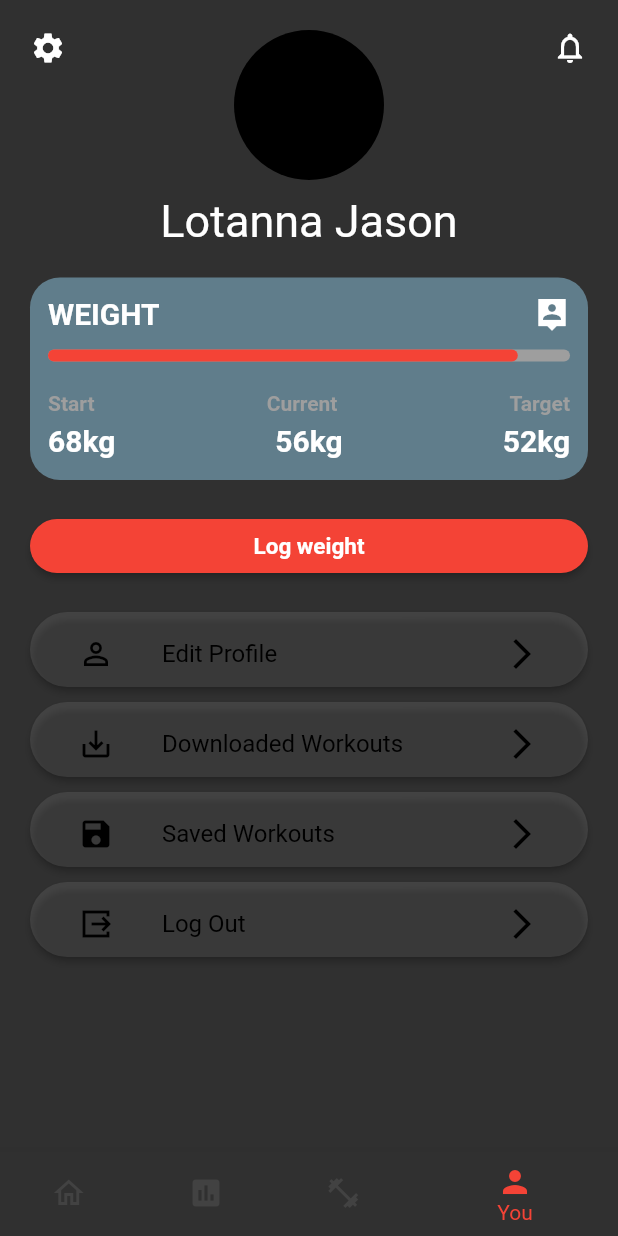
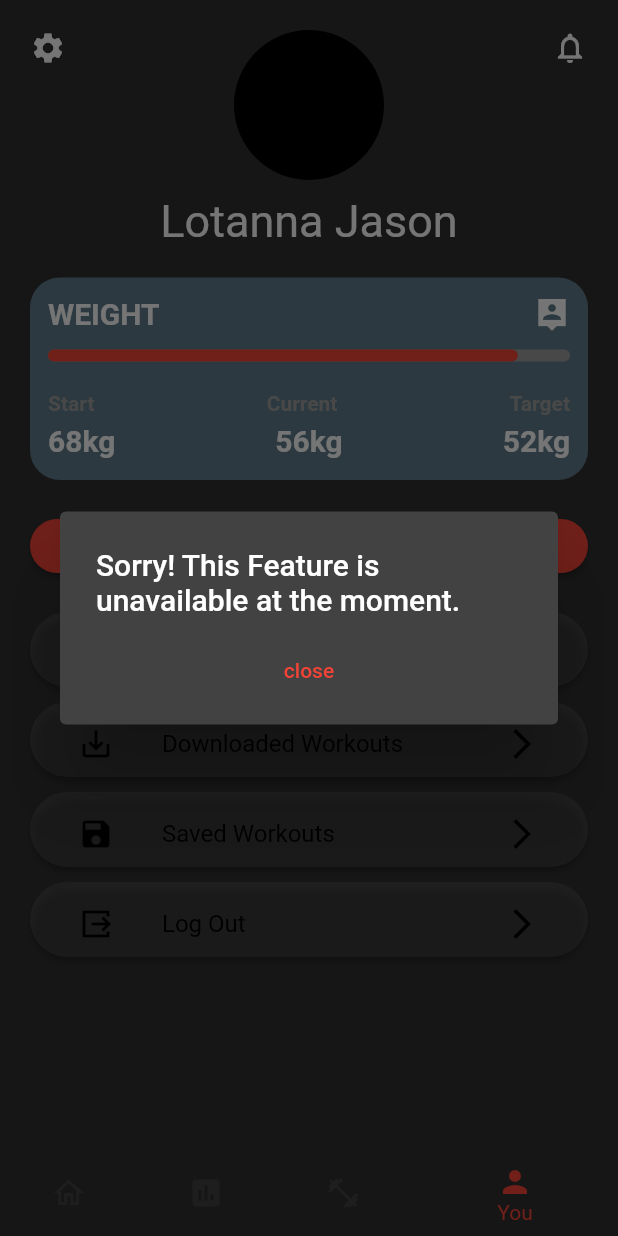
Before and after one commit to LottaCodr/FITNESS-APP, a Flutter app: the screen it shows after launch, item 4 of the bottom bar chosen, after a tap on "Log weight", on a phone screen of 412 x 824 dp. Run offline on Flutter 3.47's test engine with Material 2 defaults, Android fonts, the phone set to English and light mode, and no system bars; our stand-ins replace fl_chart, get, table_calendar.

Commit message:
CUSTOM SEARCH DELEGATE  ADDED

```diff
--- a/lib/main.dart
+++ b/lib/main.dart
@@ -1,9 +1,7 @@
 import 'package:flutter/material.dart';
 import 'package:get/get.dart';
 import 'package:the_trainer/widgets/navbar.dart';
-import 'package:the_trainer/screens/ProgressScreen.dart';
 
-import 'screens/home_page.dart';
 
 void main() {
   runApp(const MyApp());
--- a/lib/screens/WorkoutScreen.dart
+++ b/lib/screens/WorkoutScreen.dart
@@ -1,7 +1,6 @@
-import 'package:fl_chart/fl_chart.dart';
 import 'package:flutter/material.dart';
 import 'package:the_trainer/widgets/body_features_toggle.dart';
-
+import 'package:the_trainer/widgets/search_box.dart';
 import '../widgets/longer_container.dart';
 import '../widgets/tagged_clip_container.dart';
 
@@ -13,9 +12,15 @@ class ProgressScreen extends StatefulWidget {
 }
 
 class _ProgressScreenState extends State<ProgressScreen> {
+  TextEditingController search = TextEditingController();
+  int changeIcon = 0;
 
-
-  TextEditingController search = TextEditingController();
+  void _buildIcon(int index) {
+    setState(() {
+      changeIcon = index;
+      print(changeIcon);
+    });
+  }
 
   @override
   Widget build(BuildContext context) {
@@ -30,7 +35,7 @@ class _ProgressScreenState extends State<ProgressScreen> {
                 Row(
                   children: [
                     Container(
-                    padding: const EdgeInsets.all(12),
+                      padding: const EdgeInsets.symmetric(horizontal: 10),
                       height: 50,
                       width: 273,
                       decoration: BoxDecoration(
@@ -40,26 +45,28 @@ class _ProgressScreenState extends State<ProgressScreen> {
                         //for search box
                         crossAxisAlignment: CrossAxisAlignment.center,
                         mainAxisAlignment: MainAxisAlignment.start,
-                      children:   [
+                        children:  [
                           //for the search Icon
-                        GestureDetector(
-                            onTap: (){},
-                            child: const Icon(Icons.search)),
-                        const SizedBox(
-                          width: 5,
+
+                          Expanded(
+                            child:
+                            TextField(
+                              onTap: (){
+                                showSearch(context: context, delegate: CustomSearchDelegate());
+                              },
+                              textAlign: TextAlign.start,
+                              keyboardType: TextInputType.text,
+                              decoration: const InputDecoration(
+                                border: InputBorder.none,
+                                prefixIcon: Icon(Icons.search),
+                                hintText: 'Search',
+                                suffixIcon: Icon(Icons.mic)
+
+                                ,
+                                hintStyle: TextStyle(color: Colors.grey),
+                                contentPadding:
+                                    EdgeInsets.symmetric(vertical: 12),
                               ),
-                        Container(
-                          padding: const  EdgeInsets.all(5),
-                          width: 200,
-                          height: 40,
-                          child: const TextField(
-                            keyboardType: TextInputType.text,
-                            decoration: InputDecoration(
-                              hintText: 'Search',
-                              hintStyle: TextStyle(
-                                color: Colors.grey
-                              )
-                            ) ,
                             ),
                           )
                         ],
@@ -74,9 +81,10 @@ class _ProgressScreenState extends State<ProgressScreen> {
                       width: 50,
                       decoration: BoxDecoration(
                           color: Colors.blueGrey[800], shape: BoxShape.circle),
-                    child: GestureDetector(
-                        onTap: (){},
-                        child: const Icon(Icons.filter_alt_rounded)),
+                      child: IconButton(
+                        icon: const Icon(Icons.filter_alt_rounded),
+                        onPressed: () {},
+                      ),
                     ),
                     const SizedBox(
                       width: 5,
@@ -87,9 +95,10 @@ class _ProgressScreenState extends State<ProgressScreen> {
                       width: 50,
                       decoration: BoxDecoration(
                           color: Colors.blueGrey[800], shape: BoxShape.circle),
-                    child: GestureDetector(
-                        onTap: (){},
-                        child: const Icon(Icons.star)),
+                      child: IconButton(
+                        icon: const Icon(Icons.star),
+                        onPressed: () {},
+                      ),
                     )
                   ],
                 ),
@@ -119,7 +128,7 @@ class _ProgressScreenState extends State<ProgressScreen> {
                 const SizedBox(
                   height: 21,
                 ),
-               Container(
+                SizedBox(
                   height: 200,
                   width: MediaQuery.of(context).size.width,
                   child: ListView(
@@ -130,59 +139,72 @@ class _ProgressScreenState extends State<ProgressScreen> {
                         title: 'Abs and Legs Workout',
                         noOfCalories: 248,
                         theTime: 20,
-                       myImage: Image.asset('assets/work.jpg',
+                        myImage: Image.asset(
+                          'assets/work.jpg',
                           fit: BoxFit.cover,
-                         alignment: const FractionalOffset(0.7, 0.3),),
+                          alignment: const FractionalOffset(0.7, 0.3),
                         ),
-                     const SizedBox(width: 10,),
-
+                      ),
+                      const SizedBox(
+                        width: 10,
+                      ),
                       LongerContainer(
                         title: 'Abs and Legs Workout',
                         noOfCalories: 248,
                         theTime: 20,
-                       myImage: Image.asset('assets/maraton.jpg',
+                        myImage: Image.asset(
+                          'assets/maraton.jpg',
                           fit: BoxFit.cover,
-                         alignment: const FractionalOffset(0.7, 0.3),),
+                          alignment: const FractionalOffset(0.7, 0.3),
                         ),
-
-                     const SizedBox(width: 10,),
-
+                      ),
+                      const SizedBox(
+                        width: 10,
+                      ),
                       LongerContainer(
                         title: 'Abs and Legs Workout',
                         noOfCalories: 248,
                         theTime: 20,
-                       myImage: Image.asset('assets/maraton.jpg',
+                        myImage: Image.asset(
+                          'assets/maraton.jpg',
                           fit: BoxFit.cover,
-                         alignment: const FractionalOffset(0.7, 0.3),),
+                          alignment: const FractionalOffset(0.7, 0.3),
                         ),
-
-                     const SizedBox(width: 10,),
-
+                      ),
+                      const SizedBox(
+                        width: 10,
+                      ),
                       LongerContainer(
                         title: 'Abs and Legs Workout',
                         noOfCalories: 248,
                         theTime: 20,
-                       myImage: Image.asset('assets/runner.jpg',
+                        myImage: Image.asset(
+                          'assets/runner.jpg',
                           fit: BoxFit.cover,
-                         alignment: const FractionalOffset(0.7, 0.3),),
+                          alignment: const FractionalOffset(0.7, 0.3),
                         ),
-                     const SizedBox(width: 10,),
-
+                      ),
+                      const SizedBox(
+                        width: 10,
+                      ),
                       LongerContainer(
                         title: 'Abs and Legs Workout',
                         noOfCalories: 248,
                         theTime: 20,
-                       myImage: Image.asset('assets/work.jpg',
+                        myImage: Image.asset(
+                          'assets/work.jpg',
                           fit: BoxFit.cover,
-                         alignment: const FractionalOffset(0.7, 0.3),),
-                     ),
-                   ]
+                          alignment: const FractionalOffset(0.7, 0.3),
                         ),
                       ),
                     ],
                   ),
                 ),
-      )),
+              ],
+            ),
+          ),
+        ),
+      ),
     );
   }
 }
--- a/lib/screens/profile_page.dart
+++ b/lib/screens/profile_page.dart
@@ -73,17 +73,20 @@ class _TheProfileState extends State<TheProfile> {
                           Text(
                             'Start',
                             style: TextStyle(
-                                fontWeight: FontWeight.bold, color: Colors.grey),
+                                fontWeight: FontWeight.bold,
+                                color: Colors.grey),
                           ),
                           Text(
                             'Current',
                             style: TextStyle(
-                                fontWeight: FontWeight.bold, color: Colors.grey),
+                                fontWeight: FontWeight.bold,
+                                color: Colors.grey),
                           ),
                           Text(
                             'Target',
                             style: TextStyle(
-                                fontWeight: FontWeight.bold, color: Colors.grey),
+                                fontWeight: FontWeight.bold,
+                                color: Colors.grey),
                           )
                         ],
                       ),
@@ -127,13 +130,30 @@ class _TheProfileState extends State<TheProfile> {
                   decoration:
                       BoxDecoration(borderRadius: BorderRadius.circular(40)),
                   child: ElevatedButton(
-                    onPressed: () {},
+                    onPressed: () {
+                      showDialog(
+                        context: context,
+                        builder: (context) => SimpleDialog(
+                          title: const Text(
+                              'Sorry! This Feature is unavailable at the moment.'),
+                          contentPadding: const  EdgeInsets.all(12),
+                          children: [
+                            TextButton(
+                                onPressed: () {
+                                  Navigator.of(context).pop();
+                                },
+                                child: const Text('close'))
+                          ],
+                        ),
+                      );
+                    },
                     style: ButtonStyle(
                         shape: MaterialStatePropertyAll(RoundedRectangleBorder(
                             borderRadius: BorderRadius.circular(50)))),
                     child: const Text(
                       'Log weight',
-                      style: TextStyle(fontSize: 15, fontWeight: FontWeight.bold),
+                      style:
+                          TextStyle(fontSize: 15, fontWeight: FontWeight.bold),
                     ),
                   ),
                 ),
--- a/lib/widgets/profile_button.dart
+++ b/lib/widgets/profile_button.dart
@@ -31,7 +31,7 @@ class ProfileButton extends StatelessWidget {
                   icon
                 ),
                 title: Text(title),
-                trailing: Icon(Icons.arrow_forward_ios),
+                trailing: const Icon(Icons.arrow_forward_ios),
               )),
         ),
        const SizedBox(
```
Also changed, not shown: lib/widgets/search_box.dart (added, +77 -0 lines), lib/widgets/the_dialogbox.dart (added, +12 -0 lines). Lines whose indentation alone changed are shown as unchanged.
